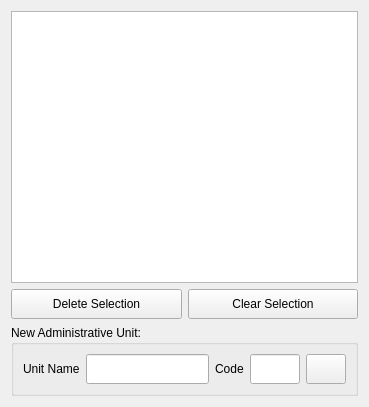
First picture: the form in ui/ui_adminUnitManager.ui, repository gltn/stdm, before the edit.
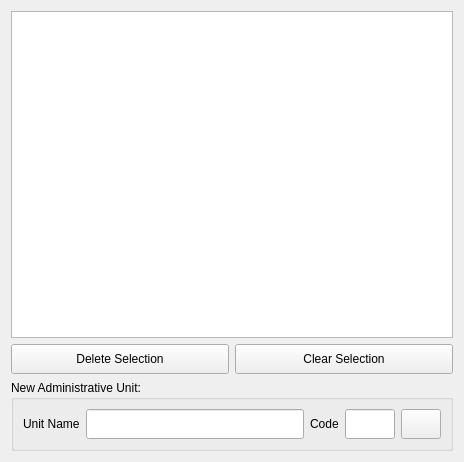
Second picture: the form after the edit. Icons and pictures are not drawn. Custom widgets are drawn as their Qt base class.

Patch:
```diff
--- a/ui/ui_adminUnitManager.ui
+++ b/ui/ui_adminUnitManager.ui
@@ -6,8 +6,8 @@
    <rect>
     <x>0</x>
     <y>0</y>
-    <width>369</width>
-    <height>407</height>
+    <width>464</width>
+    <height>462</height>
    </rect>
   </property>
   <property name="windowTitle">
```
